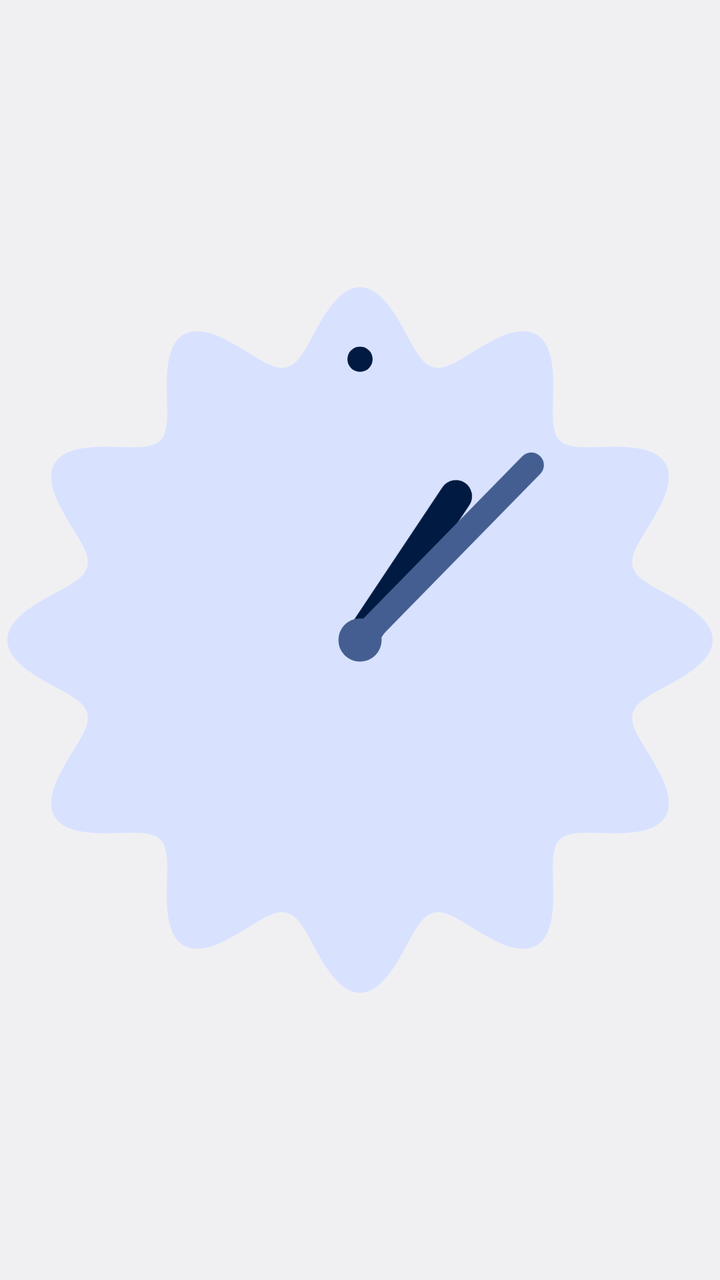
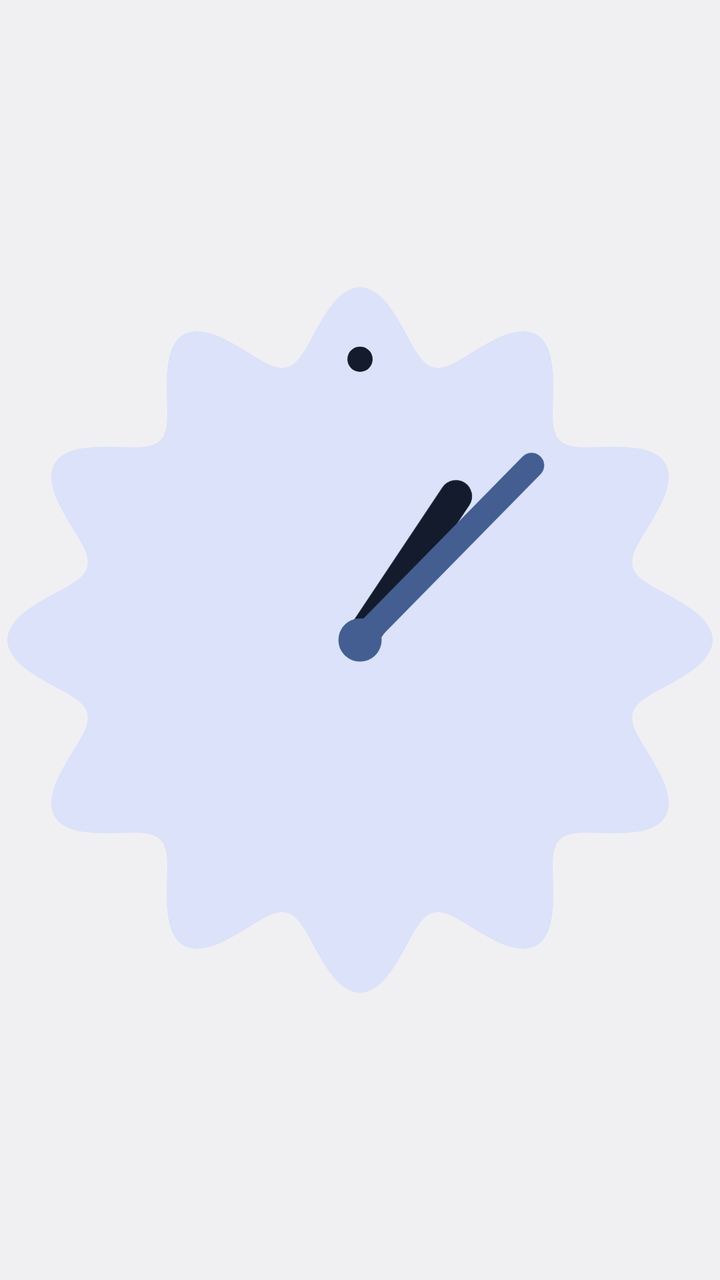

Two renders of the same Android screen: before a commit and after it. Below are the layout's source before the change and the commit's diff.
<!-- AndroidManifest.xml: application theme Theme.Clock -->
<!-- res/layout/widget_analog.xml -->
<?xml version="1.0" encoding="utf-8"?>
<FrameLayout xmlns:android="http://schemas.android.com/apk/res/android"
    android:id="@android:id/background"
    android:layout_width="match_parent"
    android:layout_height="match_parent">

    <AnalogClock
        android:layout_width="match_parent"
        android:layout_height="match_parent"
        android:layout_gravity="center"
        android:dial="@drawable/widget_clock_dial"
        android:hand_hour="@drawable/widget_clock_hour"
        android:hand_minute="@drawable/widget_clock_minute" />
</FrameLayout>
<!-- resources referenced by this layout -->
<resources>
  <!-- drawable widget_clock_dial (drawable) -->
  <?xml version="1.0" encoding="utf-8"?>
  <layer-list xmlns:android="http://schemas.android.com/apk/res/android">
      <item android:drawable="@drawable/widget_cookie" />
      <item android:drawable="@drawable/widget_clock_dot" />
  </layer-list>
  <!-- drawable widget_clock_hour (drawable) -->
  <?xml version="1.0" encoding="utf-8"?>
  <vector xmlns:android="http://schemas.android.com/apk/res/android"
      xmlns:tools="http://schemas.android.com/tools"
      tools:ignore="VectorRaster,VectorPath"
      android:width="480dp"
      android:height="480dp"
      android:viewportWidth="200"
      android:viewportHeight="200">
      <path android:strokeColor="@color/widget_on_primary_container" android:strokeWidth="9" android:strokeLineCap="round" android:pathData="M100,100L100,52" />
  </vector>
  <!-- drawable widget_clock_minute (drawable) -->
  <?xml version="1.0" encoding="utf-8"?>
  <vector xmlns:android="http://schemas.android.com/apk/res/android"
      xmlns:tools="http://schemas.android.com/tools"
      tools:ignore="VectorRaster,VectorPath"
      android:width="480dp"
      android:height="480dp"
      android:viewportWidth="200"
      android:viewportHeight="200">
      <path android:strokeColor="@color/widget_primary" android:strokeWidth="7" android:strokeLineCap="round" android:pathData="M100,100L100,32" />
      <path android:fillColor="@color/widget_primary" android:pathData="M100,94a6,6 0 1,0 0.01,0Z" />
  </vector>
  <style name="Theme.Clock" parent="@android:style/Theme.DeviceDefault.DayNight">
          <item name="android:windowActionBar">false</item>
          <item name="android:windowNoTitle">true</item>
      </style>
  <!-- drawable widget_cookie: vector/xml drawable (drawable, 5070 chars, omitted) -->
  <!-- drawable widget_clock_dot (drawable) -->
  <?xml version="1.0" encoding="utf-8"?>
  <vector xmlns:android="http://schemas.android.com/apk/res/android"
      xmlns:tools="http://schemas.android.com/tools"
      tools:ignore="VectorRaster"
      android:width="480dp"
      android:height="480dp"
      android:viewportWidth="200"
      android:viewportHeight="200">
      <path android:fillColor="@color/widget_on_primary_container" android:pathData="M100,18.5a3.5,3.5 0 1,0 0.01,0Z" />
  </vector>
  <color name="widget_on_primary_container">@android:color/system_on_primary_container_light</color>
  <color name="widget_primary">@android:color/system_primary_light</color>
</resources>

<!-- the commit's change to res/layout/widget_analog.xml (unified diff, before → after) -->
@@ -4,11 +4,19 @@
     android:layout_width="match_parent"
     android:layout_height="match_parent">
 
+    <ImageView
+        android:id="@+id/cookie"
+        android:layout_width="match_parent"
+        android:layout_height="match_parent"
+        android:importantForAccessibility="no"
+        android:scaleType="fitCenter"
+        android:src="@drawable/widget_cookie" />
+
     <AnalogClock
         android:layout_width="match_parent"
         android:layout_height="match_parent"
         android:layout_gravity="center"
-        android:dial="@drawable/widget_clock_dial"
+        android:dial="@drawable/widget_clock_dot"
         android:hand_hour="@drawable/widget_clock_hour"
         android:hand_minute="@drawable/widget_clock_minute" />
 </FrameLayout>
<!-- resource entries referenced after the edit -->
@@ -1,11 +1,5 @@
 <!-- resources referenced by this layout -->
 <resources>
-  <!-- drawable widget_clock_dial (drawable) -->
-  <?xml version="1.0" encoding="utf-8"?>
-  <layer-list xmlns:android="http://schemas.android.com/apk/res/android">
-      <item android:drawable="@drawable/widget_cookie" />
-      <item android:drawable="@drawable/widget_clock_dot" />
-  </layer-list>
   <!-- drawable widget_clock_hour (drawable) -->
   <?xml version="1.0" encoding="utf-8"?>
   <vector xmlns:android="http://schemas.android.com/apk/res/android"
@@ -15,7 +9,7 @@
       android:height="480dp"
       android:viewportWidth="200"
       android:viewportHeight="200">
-      <path android:strokeColor="@color/widget_on_primary_container" android:strokeWidth="9" android:strokeLineCap="round" android:pathData="M100,100L100,52" />
+      <path android:strokeColor="@color/widget_on_secondary_container" android:strokeWidth="9" android:strokeLineCap="round" android:pathData="M100,100L100,52" />
   </vector>
   <!-- drawable widget_clock_minute (drawable) -->
   <?xml version="1.0" encoding="utf-8"?>
@@ -33,7 +27,8 @@
           <item name="android:windowActionBar">false</item>
           <item name="android:windowNoTitle">true</item>
       </style>
-  <!-- drawable widget_cookie: vector/xml drawable (drawable, 5070 chars, omitted) -->
+  <color name="widget_on_secondary_container">@android:color/system_on_secondary_container_light</color>
+  <!-- drawable widget_cookie: vector/xml drawable (drawable, 5072 chars, omitted) -->
   <!-- drawable widget_clock_dot (drawable) -->
   <?xml version="1.0" encoding="utf-8"?>
   <vector xmlns:android="http://schemas.android.com/apk/res/android"
@@ -43,9 +38,8 @@
       android:height="480dp"
       android:viewportWidth="200"
       android:viewportHeight="200">
-      <path android:fillColor="@color/widget_on_primary_container" android:pathData="M100,18.5a3.5,3.5 0 1,0 0.01,0Z" />
+      <path android:fillColor="@color/widget_on_secondary_container" android:pathData="M100,18.5a3.5,3.5 0 1,0 0.01,0Z" />
   </vector>
-  <color name="widget_on_primary_container">@android:color/system_on_primary_container_light</color>
   <color name="widget_primary">@android:color/system_primary_light</color>
 </resources>
 
